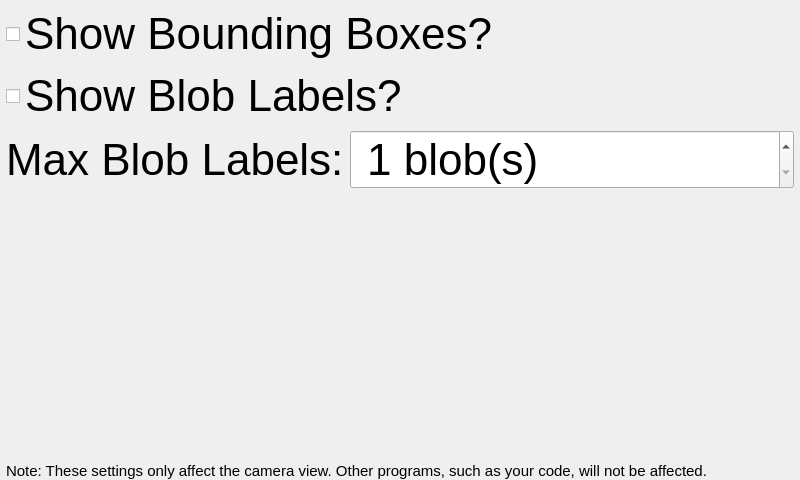
Old version of the form ui/CameraSettingsWidget.ui in the repository kipr/botui.
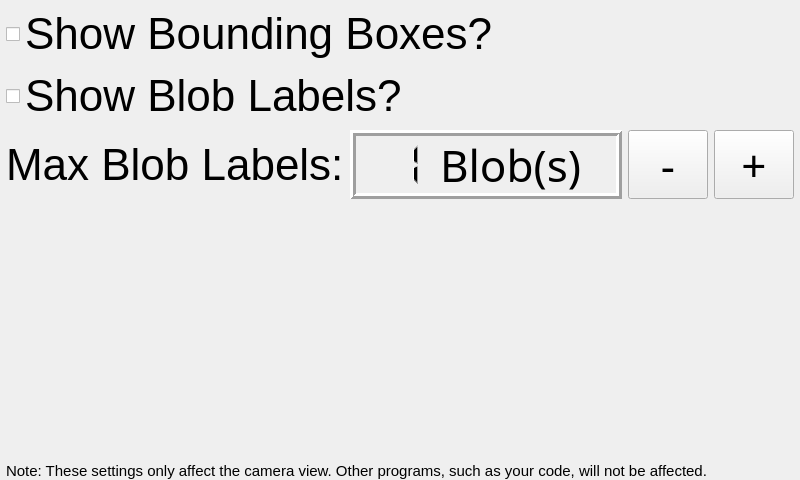
New version of the form.

Commit message: setup buttons and functions

The edit to the form file:
```diff
--- a/ui/CameraSettingsWidget.ui
+++ b/ui/CameraSettingsWidget.ui
@@ -13,6 +13,9 @@
   <property name="windowTitle">
    <string>Camera Settings</string>
   </property>
+  <property name="layoutDirection">
+   <enum>Qt::LeftToRight</enum>
+  </property>
   <layout class="QVBoxLayout" name="verticalLayout">
    <property name="leftMargin">
     <number>6</number>
@@ -82,7 +85,7 @@
     </widget>
    </item>
    <item>
-    <layout class="QHBoxLayout" name="horizontalLayout" stretch="0,1">
+    <layout class="QHBoxLayout" name="horizontalLayout" stretch="0,0,0,0">
      <item>
       <widget class="QLabel" name="label">
        <property name="font">
@@ -96,23 +99,124 @@
       </widget>
      </item>
      <item>
-      <widget class="QSpinBox" name="numLabels">
+      <widget class="QFrame" name="frame">
+       <property name="sizePolicy">
+        <sizepolicy hsizetype="Minimum" vsizetype="Minimum">
+         <horstretch>40</horstretch>
+         <verstretch>0</verstretch>
+        </sizepolicy>
+       </property>
+       <property name="frameShape">
+        <enum>QFrame::Box</enum>
+       </property>
+       <property name="frameShadow">
+        <enum>QFrame::Raised</enum>
+       </property>
+       <property name="lineWidth">
+        <number>3</number>
+       </property>
+       <widget class="QLCDNumber" name="numLabels">
+        <property name="geometry">
+         <rect>
+          <x>20</x>
+          <y>0</y>
+          <width>52</width>
+          <height>69</height>
+         </rect>
+        </property>
+        <property name="frameShape">
+         <enum>QFrame::NoFrame</enum>
+        </property>
+        <property name="frameShadow">
+         <enum>QFrame::Raised</enum>
+        </property>
+        <property name="lineWidth">
+         <number>1</number>
+        </property>
+        <property name="digitCount">
+         <number>2</number>
+        </property>
+        <property name="intValue" stdset="0">
+         <number>1</number>
+        </property>
+       </widget>
+       <widget class="QLabel" name="label_2">
+        <property name="geometry">
+         <rect>
+          <x>90</x>
+          <y>0</y>
+          <width>142</width>
+          <height>69</height>
+         </rect>
+        </property>
+        <property name="sizePolicy">
+         <sizepolicy hsizetype="Minimum" vsizetype="Minimum">
+          <horstretch>0</horstretch>
+          <verstretch>0</verstretch>
+         </sizepolicy>
+        </property>
+        <property name="font">
+         <font>
+          <family>Noto Sans</family>
+          <pointsize>33</pointsize>
+         </font>
+        </property>
+        <property name="frameShape">
+         <enum>QFrame::NoFrame</enum>
+        </property>
+        <property name="frameShadow">
+         <enum>QFrame::Plain</enum>
+        </property>
+        <property name="lineWidth">
+         <number>1</number>
+        </property>
+        <property name="text">
+         <string>Blob(s)</string>
+        </property>
+       </widget>
+      </widget>
+     </item>
+     <item>
+      <widget class="QPushButton" name="minus">
+       <property name="sizePolicy">
+        <sizepolicy hsizetype="Minimum" vsizetype="Fixed">
+         <horstretch>0</horstretch>
+         <verstretch>0</verstretch>
+        </sizepolicy>
+       </property>
        <property name="font">
         <font>
+         <family>Noto Sans</family>
          <pointsize>33</pointsize>
         </font>
        </property>
-       <property name="suffix">
-        <string> blob(s)</string>
+       <property name="text">
+        <string>-</string>
        </property>
-       <property name="prefix">
-        <string> </string>
+      </widget>
+     </item>
+     <item>
+      <widget class="QPushButton" name="plus">
+       <property name="sizePolicy">
+        <sizepolicy hsizetype="Minimum" vsizetype="Fixed">
+         <horstretch>0</horstretch>
+         <verstretch>0</verstretch>
+        </sizepolicy>
        </property>
-       <property name="minimum">
-        <number>1</number>
+       <property name="font">
+        <font>
+         <family>Noto Sans</family>
+         <pointsize>33</pointsize>
+        </font>
        </property>
-       <property name="maximum">
-        <number>10</number>
+       <property name="text">
+        <string>+</string>
+       </property>
+       <property name="iconSize">
+        <size>
+         <width>35</width>
+         <height>35</height>
+        </size>
        </property>
       </widget>
      </item>
```
The commit also changes 1 other file.
